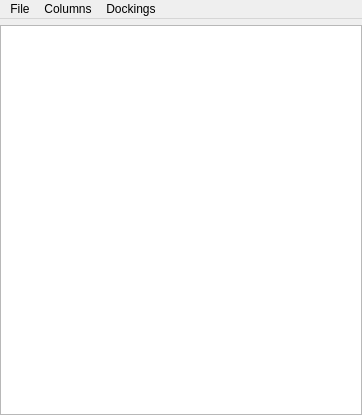
Before: the Qt Designer form PyViewDock/gui.ui in unizar-flav/PyViewDock, drawn with Qt 5.
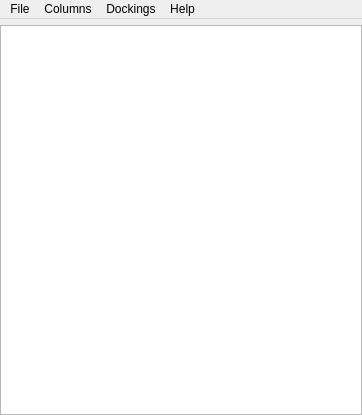
After: the same form once the commit is applied.

Commit message: Add 'Help' button

The edit to the form file:
```diff
--- a/PyViewDock/gui.ui
+++ b/PyViewDock/gui.ui
@@ -58,9 +58,17 @@
        <string>Dockings</string>
       </property>
      </widget>
+     <widget class="QMenu" name="menuHelp">
+      <property name="title">
+       <string>Help</string>
+      </property>
+      <addaction name="buttonOnlineDocs"/>
+      <addaction name="buttonAbout"/>
+     </widget>
      <addaction name="menuFile"/>
      <addaction name="menuColumns"/>
      <addaction name="menuDockings"/>
+     <addaction name="menuHelp"/>
     </widget>
    </item>
    <item>
```
Left out of the diff: 10 changed lines with no effect on the pictures. The commit also changes 1 other file.
